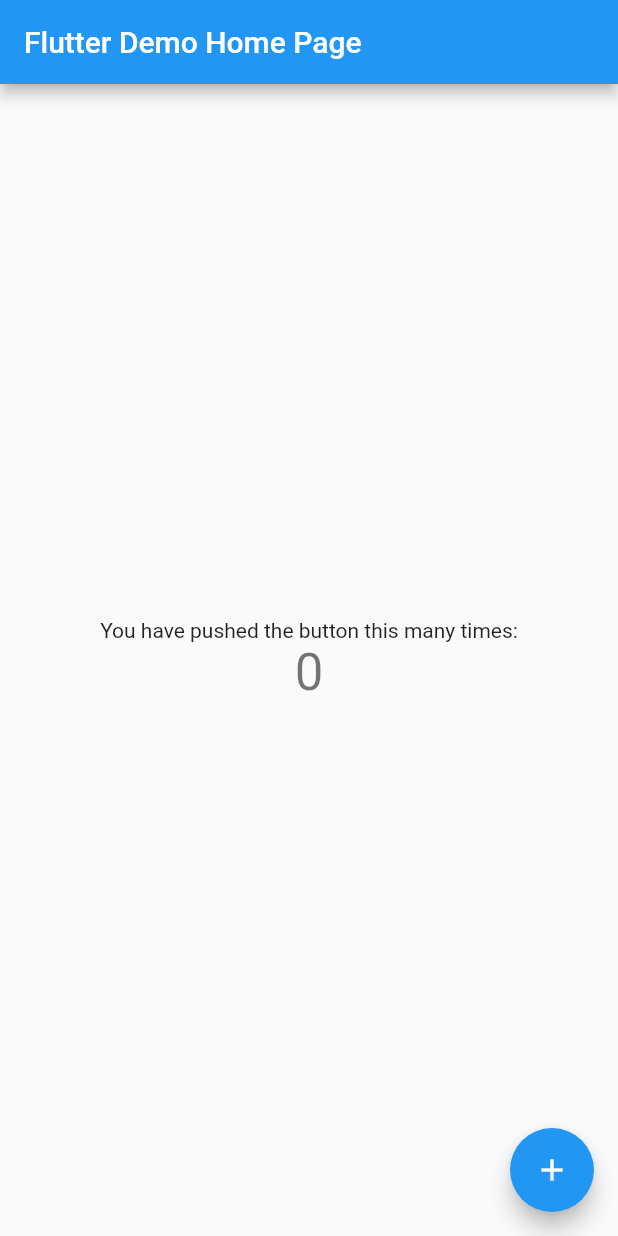
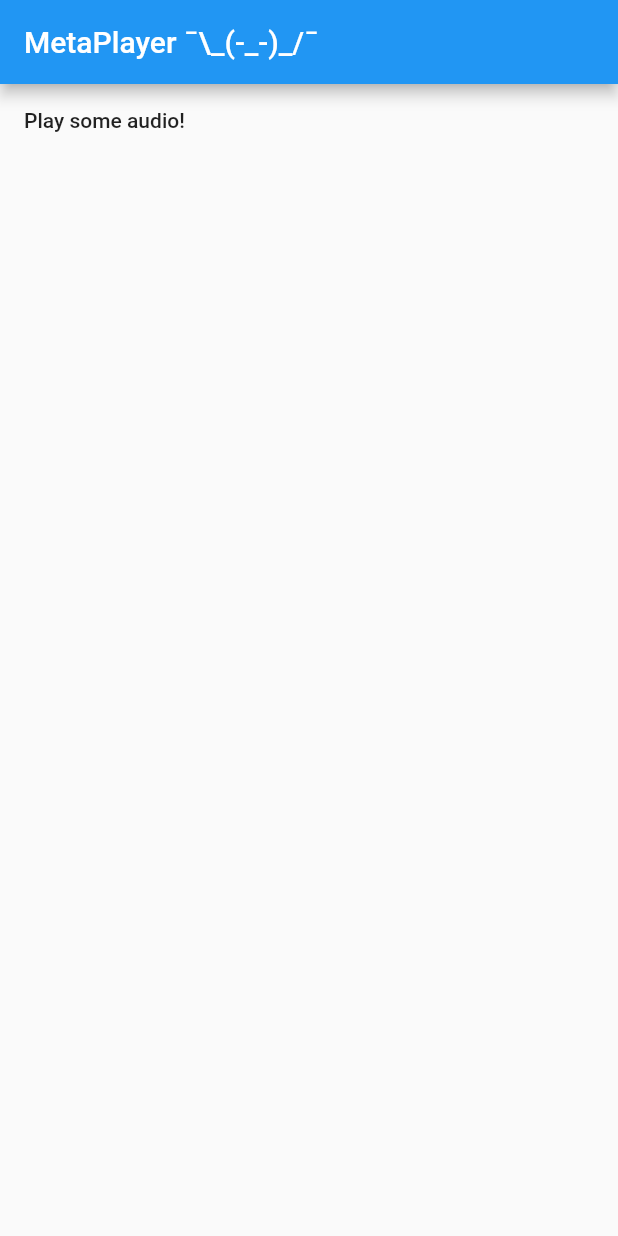
Before and after one commit to MetaMuffin/MetaPlayer, a Flutter app: the screen it shows after launch, on a phone screen of 412 x 824 dp. Run offline on Flutter 3.47's test engine with Material 2 defaults, Android fonts, the phone set to English and light mode, and no system bars; our stand-ins replace audioplayers.

```diff
--- a/lib/main.dart
+++ b/lib/main.dart
@@ -1,117 +1,43 @@
 import 'package:flutter/material.dart';
+import 'package:audioplayers/audioplayers.dart';
 
 void main() {
-  runApp(MyApp());
+  runApp(MainScreen());
 }
 
-class MyApp extends StatelessWidget {
-  // This widget is the root of your application.
+class MainScreen extends StatefulWidget {
+  MainScreen({Key key}) : super(key: key);
+
+  @override
+  _MainScreenState createState() => _MainScreenState();
+}
+
+class _MainScreenState extends State<MainScreen> {
   @override
   Widget build(BuildContext context) {
     return MaterialApp(
-      title: 'Flutter Demo',
-      theme: ThemeData(
-        // This is the theme of your application.
-        //
-        // Try running your application with "flutter run". You'll see the
-        // application has a blue toolbar. Then, without quitting the app, try
-        // changing the primarySwatch below to Colors.green and then invoke
-        // "hot reload" (press "r" in the console where you ran "flutter run",
-        // or simply save your changes to "hot reload" in a Flutter IDE).
-        // Notice that the counter didn't reset back to zero; the application
-        // is not restarted.
-        primarySwatch: Colors.blue,
-        // This makes the visual density adapt to the platform that you run
-        // the app on. For desktop platforms, the controls will be smaller and
-        // closer together (more dense) than on mobile platforms.
-        visualDensity: VisualDensity.adaptivePlatformDensity,
+      title: "MetaPlayer",
+      home: Scaffold(
+        appBar: AppBar(
+          title: Text("MetaPlayer ¯\\_(-_-)_/¯"),
+        ),
+        body: Builder(
+          builder: (context) => Container(
+            child: Column(
+              children: [
+                FlatButton(
+                  child: Text("Play some audio!"),
+                  onPressed: () async {
+                    AudioPlayer player = new AudioPlayer();
+                    await player.play("https://www.example.net/sample.wav",
+                        isLocal: false);
+                  },
+                )
+              ],
+            ),
+          ),
+        ),
       ),
-      home: MyHomePage(title: 'Flutter Demo Home Page'),
     );
   }
 }
-
-class MyHomePage extends StatefulWidget {
-  MyHomePage({Key key, this.title}) : super(key: key);
-
-  // This widget is the home page of your application. It is stateful, meaning
-  // that it has a State object (defined below) that contains fields that affect
-  // how it looks.
-
-  // This class is the configuration for the state. It holds the values (in this
-  // case the title) provided by the parent (in this case the App widget) and
-  // used by the build method of the State. Fields in a Widget subclass are
-  // always marked "final".
-
-  final String title;
-
-  @override
-  _MyHomePageState createState() => _MyHomePageState();
-}
-
-class _MyHomePageState extends State<MyHomePage> {
-  int _counter = 0;
-
-  void _incrementCounter() {
-    setState(() {
-      // This call to setState tells the Flutter framework that something has
-      // changed in this State, which causes it to rerun the build method below
-      // so that the display can reflect the updated values. If we changed
-      // _counter without calling setState(), then the build method would not be
-      // called again, and so nothing would appear to happen.
-      _counter++;
-    });
-  }
-
-  @override
-  Widget build(BuildContext context) {
-    // This method is rerun every time setState is called, for instance as done
-    // by the _incrementCounter method above.
-    //
-    // The Flutter framework has been optimized to make rerunning build methods
-    // fast, so that you can just rebuild anything that needs updating rather
-    // than having to individually change instances of widgets.
-    return Scaffold(
-      appBar: AppBar(
-        // Here we take the value from the MyHomePage object that was created by
-        // the App.build method, and use it to set our appbar title.
-        title: Text(widget.title),
-      ),
-      body: Center(
-        // Center is a layout widget. It takes a single child and positions it
-        // in the middle of the parent.
-        child: Column(
-          // Column is also a layout widget. It takes a list of children and
-          // arranges them vertically. By default, it sizes itself to fit its
-          // children horizontally, and tries to be as tall as its parent.
-          //
-          // Invoke "debug painting" (press "p" in the console, choose the
-          // "Toggle Debug Paint" action from the Flutter Inspector in Android
-          // Studio, or the "Toggle Debug Paint" command in Visual Studio Code)
-          // to see the wireframe for each widget.
-          //
-          // Column has various properties to control how it sizes itself and
-          // how it positions its children. Here we use mainAxisAlignment to
-          // center the children vertically; the main axis here is the vertical
-          // axis because Columns are vertical (the cross axis would be
-          // horizontal).
-          mainAxisAlignment: MainAxisAlignment.center,
-          children: <Widget>[
-            Text(
-              'You have pushed the button this many times:',
-            ),
-            Text(
-              '$_counter',
-              style: Theme.of(context).textTheme.headline4,
-            ),
-          ],
-        ),
-      ),
-      floatingActionButton: FloatingActionButton(
-        onPressed: _incrementCounter,
-        tooltip: 'Increment',
-        child: Icon(Icons.add),
-      ), // This trailing comma makes auto-formatting nicer for build methods.
-    );
-  }
-}
--- a/pubspec.yaml
+++ b/pubspec.yaml
@@ -24,7 +24,7 @@
   flutter:
     sdk: flutter
 
-
+  audioplayers: ^0.15.1
   # The following adds the Cupertino Icons font to your application.
   # Use with the CupertinoIcons class for iOS style icons.
   cupertino_icons: ^0.1.3
```
Also changed, not shown: pubspec.lock, 10 other files.
